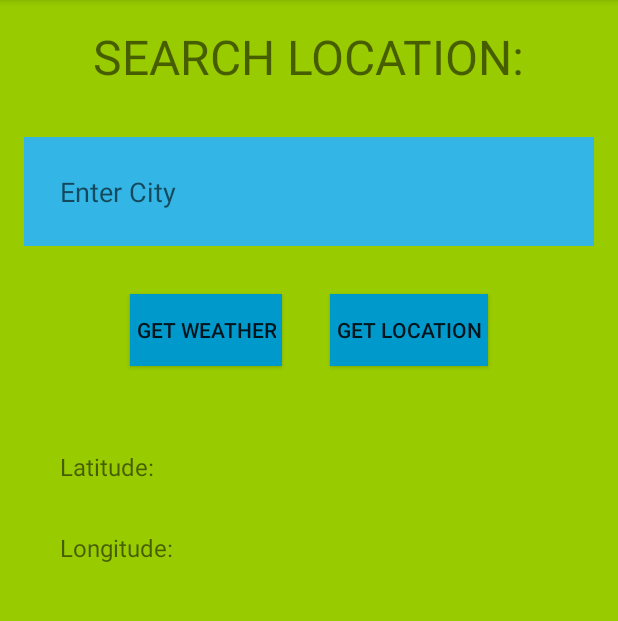
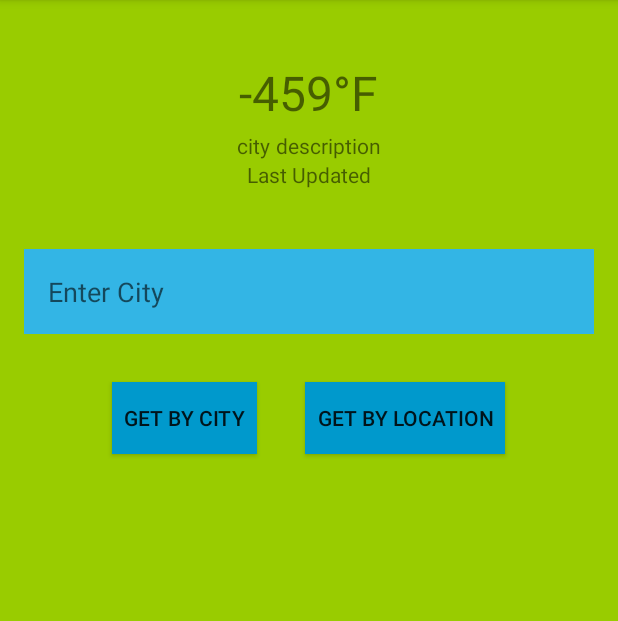
Before and after one commit to matib05/Weatherer, an Android app: the screen it shows after launch (GetLocationActivity), on a phone screen of 412 x 824 dp, the part 84-705 px from its top. Run offline under Robolectric (Android 15) with nearby library versions, the phone set to English and light mode, and no system bars; our stand-ins replace ButterKnife.

```diff
--- a/app/src/main/java/com/incomm/mahmad/weatherer/View/GetLocation/GetLocationFragment.java
+++ b/app/src/main/java/com/incomm/mahmad/weatherer/View/GetLocation/GetLocationFragment.java
@@ -5,6 +5,7 @@ import android.annotation.SuppressLint;
 import android.content.Context;
 import android.content.DialogInterface;
 import android.content.Intent;
+import android.content.SharedPreferences;
 import android.content.pm.PackageManager;
 import android.location.Location;
 import android.location.LocationManager;
@@ -32,6 +33,10 @@ import com.google.android.gms.location.LocationServices;
 import com.incomm.mahmad.weatherer.R;
 import com.incomm.mahmad.weatherer.View.DisplayWeather.DisplayWeatherActivity;
 
+import java.text.SimpleDateFormat;
+import java.util.Calendar;
+import java.util.Date;
+
 import butterknife.BindView;
 import butterknife.ButterKnife;
 import butterknife.OnClick;
@@ -44,30 +49,37 @@ public class GetLocationFragment extends Fragment implements GetLocationView,
         GoogleApiClient.ConnectionCallbacks,
         GoogleApiClient.OnConnectionFailedListener {
     @BindView(R.id.search_location)
-    TextView textView;
+    TextView degrees;
     @BindView(R.id.search_box)
     EditText editText;
     @BindView(R.id.get_weather_button)
     Button button;
     @BindView(R.id.get_location)
     Button getLocationButton;
-    @BindView(R.id.latitude)
-    TextView latitude;
-    @BindView(R.id.longitude)
-    TextView longitude;
+    @BindView(R.id.city)
+    TextView cityText;
+    @BindView(R.id.weather_description)
+    TextView weatherDescription;
+    @BindView(R.id.last_updated)
+    TextView lastUpdated;
 
     private static final String TAG = GetLocationFragment.class.getSimpleName();
     private static final int PERMISSIONS_CODE = 123;
+    double[] coordinates;
 
     private GetLocationPresenter presenter;
     private GoogleApiClient mGoogleApiClient;
     private LocationRequest mLocationRequest;
     private Location mLastLocation;
+    private String RESPONSE_DATA = "WeatherResponseDataFile";
+    private SharedPreferences settings;
+
 
     @Override
     public void onCreate(@Nullable Bundle savedInstanceState) {
         super.onCreate(savedInstanceState);
         presenter = new GetLocationPresenter(this);
+        settings = getActivity().getSharedPreferences(RESPONSE_DATA, Context.MODE_PRIVATE);
     }
 
     @Nullable
@@ -78,15 +90,35 @@ public class GetLocationFragment extends Fragment implements GetLocationView,
         createGoogleApiClient();
         mLocationRequest = LocationRequest.create()
                 .setPriority(LocationRequest.PRIORITY_LOW_POWER)
-                .setInterval(10000)
-                .setFastestInterval(5000);
+                .setInterval(100000)
+                .setFastestInterval(10000);
         setupUi();
-
         return view;
     }
 
     private void setupUi() {
         presenter.getLocationEditTextHint();
+        setDegrees();
+        setCity();
+        setWeatherDescription();
+        setLastUpdated();
+    }
+
+    private void setDegrees() {
+        String degreeInFahrenheit = String.valueOf((int) (1.8 *(Integer.parseInt(settings.getString("temperature", "0")) -273) +32)) + "°F";
+        this.degrees.setText(degreeInFahrenheit);
+    }
+
+    private void setCity() {
+        this.cityText.setText(settings.getString("city", "city"));
+    }
+
+    private void setWeatherDescription() {
+        weatherDescription.setText(settings.getString("description", "description"));
+    }
+
+    private void setLastUpdated() {
+        this.lastUpdated.setText(settings.getString("lastUpdated", "Last Updated"));
     }
 
     @Override
@@ -114,15 +146,11 @@ public class GetLocationFragment extends Fragment implements GetLocationView,
             });
             if (mLastLocation == null) {
                 Log.d(TAG, "onClickLocation: STILL NULLLLLLLLLLLLLLLLLLLLLLLLLL");
-                return;
+                Toast.makeText(getContext(), "Location is Null", Toast.LENGTH_LONG).show();
             }
-            latitude.setText(String.valueOf(mLastLocation.getLatitude()));
-            longitude.setText(String.valueOf(mLastLocation.getLongitude()));
             return;
         }
-        latitude.setText(String.valueOf(mLastLocation.getLatitude()));
-        longitude.setText(String.valueOf(mLastLocation.getLongitude()));
-        double[] coordinates = new double[] {
+        coordinates = new double[] {
                 mLastLocation.getLatitude(),
                 mLastLocation.getLongitude()
         };
@@ -138,6 +166,14 @@ public class GetLocationFragment extends Fragment implements GetLocationView,
         Intent intent = DisplayWeatherActivity.newIntent(getActivity(), responseData);
         startActivity(intent);
         getActivity().finish();
+    }
+
+    @Override
+    public void setDegrees(String[] responseData) {
+        if (responseData[1] != null) {
+            Integer degree = ((int) (1.8 *(Integer.parseInt(responseData[1]) -273) +32));
+            degrees.setText(degree + "°F");
+        }
     }
 
     private void createGoogleApiClient() {
@@ -176,11 +212,36 @@ public class GetLocationFragment extends Fragment implements GetLocationView,
 
     private void handleNewLocation() {
         if (mLastLocation != null) {
-            Log.d(TAG, "handleNewLocation: " + mLastLocation.toString().toUpperCase());
+            Log.d(TAG, "handleNewLocation: " + mLastLocation.toString());
+            coordinates = new double[] {
+                    mLastLocation.getLatitude(),
+                    mLastLocation.getLongitude()
+            };
+            presenter.getWeatherForCoordinates(coordinates);
         } else {
             Log.d(TAG, "handleNewLocation: mLastLocation is null");
         }
 
+    }
+
+    @Override
+    public void saveDataToSharedPreferences(String[] responseData) {
+
+        Date date = Calendar.getInstance().getTime();
+        SimpleDateFormat formatter = new SimpleDateFormat("EEE MM/dd hh:mm");
+        String lastUpdated = formatter.format(date);
+        Log.d(TAG, "saveDataToSharedPreferences: " + lastUpdated);
+
+        SharedPreferences.Editor editor = settings.edit();
+        editor.putString("city", responseData[0]);
+        setCity();
+        editor.putString("temperature", responseData[1]);
+        setDegrees();
+        editor.putString("description", responseData[2]);
+        setWeatherDescription();
+        editor.putString("lastUpdated", lastUpdated);
+        setLastUpdated();
+        editor.apply();
     }
 
     @Override
--- a/app/src/main/java/com/incomm/mahmad/weatherer/View/GetLocation/GetLocationPresenter.java
+++ b/app/src/main/java/com/incomm/mahmad/weatherer/View/GetLocation/GetLocationPresenter.java
@@ -2,6 +2,9 @@ package com.incomm.mahmad.weatherer.View.GetLocation;
 
 import com.incomm.mahmad.weatherer.Model.CityResponse;
 import com.incomm.mahmad.weatherer.Service.RetrofitManager;
+
+import java.io.FileInputStream;
+import java.io.IOException;
 
 /**
  * Created by mahmad on 10/13/2017.
@@ -59,8 +62,9 @@ public class GetLocationPresenter {
                     response.getMain().getTemp().toString(),
                     response.getWeather().get(0).getDescription()
             };
-
-            locationView.startDisplayWeatherActivity(responseData);
+            locationView.saveDataToSharedPreferences(responseData);
+        } else {
+            locationView.displayError("Error, Cannot process request");
         }
     }
 }
--- a/app/src/main/java/com/incomm/mahmad/weatherer/View/GetLocation/GetLocationView.java
+++ b/app/src/main/java/com/incomm/mahmad/weatherer/View/GetLocation/GetLocationView.java
@@ -1,6 +1,9 @@
 package com.incomm.mahmad.weatherer.View.GetLocation;
 
+
 import com.incomm.mahmad.weatherer.Model.CityResponse;
+
+import java.io.FileInputStream;
 
 /**
  * Created by mahmad on 10/13/2017.
@@ -12,4 +15,8 @@ public interface GetLocationView {
     void displayError(String errorMsg);
 
     void startDisplayWeatherActivity(String[] responseData);
+
+    void setDegrees(String[] responseData);
+
+    void saveDataToSharedPreferences(String[] responseData);
 }
--- a/app/src/main/res/layout/fragment_get_location.xml
+++ b/app/src/main/res/layout/fragment_get_location.xml
@@ -6,16 +6,51 @@
     android:background="@android:color/holo_green_light"
     android:id="@+id/get_location_fragment">
 
+    <LinearLayout
+        android:layout_width="match_parent"
+        android:layout_height="wrap_content"
+        android:layout_margin="24dp"
+        android:orientation="vertical"
+        android:layout_gravity="center">
 
         <TextView
             android:layout_width="wrap_content"
             android:layout_height="wrap_content"
             android:id="@+id/search_location"
-        android:text="@string/search_location"
+            android:text="@string/degrees"
             android:textAllCaps="true"
             android:textSize="32sp"
             android:layout_gravity="center"
-        android:layout_margin="16dp"/>
+            android:layout_marginTop="16dp"
+            android:layout_marginLeft="16dp"
+            android:layout_marginRight="16dp"
+            android:layout_marginBottom="4dp"/>
+
+        <LinearLayout
+            android:layout_width="wrap_content"
+            android:layout_height="wrap_content"
+            android:orientation="horizontal"
+            android:layout_gravity="center">
+
+            <TextView
+                android:id="@+id/city"
+                android:layout_width="wrap_content"
+                android:layout_height="wrap_content"
+                android:layout_marginRight="2dp"/>
+            <TextView
+                android:id="@+id/weather_description"
+                android:layout_width="wrap_content"
+                android:layout_height="wrap_content"
+                android:layout_marginLeft="2dp"/>
+
+        </LinearLayout>
+        <TextView
+            android:layout_gravity="center"
+            android:id="@+id/last_updated"
+            android:layout_width="wrap_content"
+            android:layout_height="wrap_content" />
+
+    </LinearLayout>
 
     <EditText
         android:layout_width="match_parent"
@@ -23,7 +58,7 @@
         android:id="@+id/search_box"
         android:layout_margin="16dp"
         android:background="@android:color/holo_blue_light"
-        android:padding="24dp"/>
+        android:padding="16dp"/>
     <LinearLayout
         android:layout_width="wrap_content"
         android:layout_height="wrap_content"
@@ -37,40 +72,20 @@
             android:layout_gravity="center"
             android:layout_margin="16dp"
             android:background="@android:color/holo_blue_dark"
-            android:padding="4dp"
+            android:padding="8dp"
             android:text="@string/get_weather" />
 
         <Button
             android:id="@+id/get_location"
             android:layout_width="wrap_content"
             android:layout_height="wrap_content"
-            android:padding="4dp"
+            android:padding="8dp"
             android:layout_margin="16dp"
             android:layout_gravity="center"
             android:text="@string/get_location"
             android:background="@android:color/holo_blue_dark"/>
     </LinearLayout>
 
-    <LinearLayout
-        android:layout_width="match_parent"
-        android:layout_height="match_parent"
-        android:layout_margin="24dp"
-        android:orientation="vertical">
-        <TextView
-            android:text="@string/lat_text"
-            android:layout_width="match_parent"
-            android:layout_height="wrap_content"
-            android:id="@+id/latitude"
-            android:textSize="16sp"
-            android:layout_margin="16dp"/>
-        <TextView
-            android:text="@string/long_text"
-            android:layout_width="match_parent"
-            android:layout_height="wrap_content"
-            android:id="@+id/longitude"
-            android:textSize="16sp"
-            android:layout_margin="16dp"/>
-    </LinearLayout>
 
 
 </LinearLayout>
--- a/app/src/main/res/values/strings.xml
+++ b/app/src/main/res/values/strings.xml
@@ -1,11 +1,8 @@
 <resources>
     <string name="app_name">Weatherer</string>
-    <string name="search_location">Search Location:</string>
-    <string name="get_weather">Get Weather</string>
-
-    <!-- TODO: Remove or change this placeholder text -->
-    <string name="hello_blank_fragment">Hello blank fragment</string>
-    <string name="get_location">Get Location</string>
+    <string name="degrees">°F</string>
+    <string name="get_weather">Get By City</string>
+    <string name="get_location">Get By Location</string>
     <string name="null_text">null</string>
     <string name="long_text">Longitude: </string>
     <string name="lat_text">Latitude: </string>
```
Lines whose indentation alone changed are shown as unchanged.
